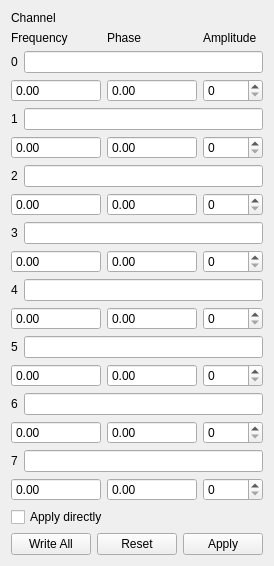
Above: ui/DDS.ui from MonroeQuantumNetworks/IonControl before the change. Below: the same form after it.
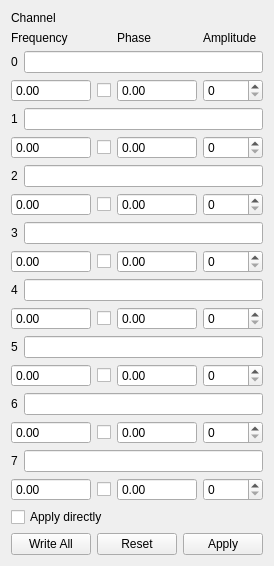
That is the form after the change. Custom widgets are drawn as their Qt base class.

Commit message: force frequency values to be even

Patch:
```diff
--- a/ui/DDS.ui
+++ b/ui/DDS.ui
@@ -7,7 +7,7 @@
     <x>0</x>
     <y>0</y>
     <width>263</width>
-    <height>532</height>
+    <height>549</height>
    </rect>
   </property>
   <property name="windowTitle">
@@ -26,7 +26,93 @@
    </item>
    <item>
     <layout class="QGridLayout" name="gridLayout">
-     <item row="14" column="0" colspan="3">
+     <item row="8" column="0">
+      <widget class="MagnitudeSpinBox" name="frequencyBox3">
+       <property name="sizePolicy">
+        <sizepolicy hsizetype="MinimumExpanding" vsizetype="Fixed">
+         <horstretch>0</horstretch>
+         <verstretch>0</verstretch>
+        </sizepolicy>
+       </property>
+       <property name="buttonSymbols">
+        <enum>QAbstractSpinBox::NoButtons</enum>
+       </property>
+      </widget>
+     </item>
+     <item row="6" column="2">
+      <widget class="MagnitudeSpinBox" name="phaseBox2">
+       <property name="sizePolicy">
+        <sizepolicy hsizetype="MinimumExpanding" vsizetype="Fixed">
+         <horstretch>0</horstretch>
+         <verstretch>0</verstretch>
+        </sizepolicy>
+       </property>
+       <property name="buttonSymbols">
+        <enum>QAbstractSpinBox::NoButtons</enum>
+       </property>
+      </widget>
+     </item>
+     <item row="6" column="0">
+      <widget class="MagnitudeSpinBox" name="frequencyBox2">
+       <property name="sizePolicy">
+        <sizepolicy hsizetype="MinimumExpanding" vsizetype="Fixed">
+         <horstretch>0</horstretch>
+         <verstretch>0</verstretch>
+        </sizepolicy>
+       </property>
+       <property name="buttonSymbols">
+        <enum>QAbstractSpinBox::NoButtons</enum>
+       </property>
+      </widget>
+     </item>
+     <item row="8" column="3">
+      <widget class="QSpinBox" name="amplitudeBox3">
+       <property name="minimumSize">
+        <size>
+         <width>60</width>
+         <height>0</height>
+        </size>
+       </property>
+       <property name="maximum">
+        <number>1023</number>
+       </property>
+      </widget>
+     </item>
+     <item row="9" column="0" colspan="4">
+      <layout class="QHBoxLayout" name="horizontalLayout_3">
+       <item>
+        <widget class="QLabel" name="label_9">
+         <property name="text">
+          <string>4</string>
+         </property>
+        </widget>
+       </item>
+       <item>
+        <widget class="QLineEdit" name="channelEdit4">
+         <property name="sizePolicy">
+          <sizepolicy hsizetype="MinimumExpanding" vsizetype="Fixed">
+           <horstretch>0</horstretch>
+           <verstretch>0</verstretch>
+          </sizepolicy>
+         </property>
+        </widget>
+       </item>
+      </layout>
+     </item>
+     <item row="10" column="2">
+      <widget class="MagnitudeSpinBox" name="phaseBox4">
+       <property name="sizePolicy">
+        <sizepolicy hsizetype="MinimumExpanding" vsizetype="Fixed">
+         <horstretch>0</horstretch>
+         <verstretch>0</verstretch>
+        </sizepolicy>
+       </property>
+       <property name="buttonSymbols">
+        <enum>QAbstractSpinBox::NoButtons</enum>
+       </property>
+      </widget>
+     </item>
+     <item row="14" column="0" colspan="4">
       <layout class="QHBoxLayout" name="horizontalLayout_9">
        <item>
         <widget class="QLabel" name="label_11">
@@ -47,7 +133,7 @@
        </item>
       </layout>
      </item>
-     <item row="15" column="1">
+     <item row="15" column="2">
       <widget class="MagnitudeSpinBox" name="phaseBox6">
        <property name="sizePolicy">
         <sizepolicy hsizetype="MinimumExpanding" vsizetype="Fixed">
@@ -73,7 +159,7 @@
        </property>
       </widget>
      </item>
-     <item row="15" column="2">
+     <item row="15" column="3">
       <widget class="QSpinBox" name="amplitudeBox6">
        <property name="minimumSize">
         <size>
@@ -86,8 +172,8 @@
        </property>
       </widget>
      </item>
-     <item row="10" column="1">
-      <widget class="MagnitudeSpinBox" name="phaseBox4">
+     <item row="10" column="0">
+      <widget class="MagnitudeSpinBox" name="frequencyBox4">
        <property name="sizePolicy">
         <sizepolicy hsizetype="MinimumExpanding" vsizetype="Fixed">
          <horstretch>0</horstretch>
@@ -99,7 +185,7 @@
        </property>
       </widget>
      </item>
-     <item row="11" column="0" colspan="3">
+     <item row="11" column="0" colspan="4">
       <layout class="QHBoxLayout" name="horizontalLayout_2">
        <item>
         <widget class="QLabel" name="label_10">
@@ -120,7 +206,7 @@
        </item>
       </layout>
      </item>
-     <item row="10" column="2">
+     <item row="10" column="3">
       <widget class="QSpinBox" name="amplitudeBox4">
        <property name="minimumSize">
         <size>
@@ -133,93 +219,7 @@
        </property>
       </widget>
      </item>
-     <item row="10" column="0">
-      <widget class="MagnitudeSpinBox" name="frequencyBox4">
-       <property name="sizePolicy">
-        <sizepolicy hsizetype="MinimumExpanding" vsizetype="Fixed">
-         <horstretch>0</horstretch>
-         <verstretch>0</verstretch>
-        </sizepolicy>
-       </property>
-       <property name="buttonSymbols">
-        <enum>QAbstractSpinBox::NoButtons</enum>
-       </property>
-      </widget>
-     </item>
-     <item row="9" column="0" colspan="3">
-      <layout class="QHBoxLayout" name="horizontalLayout_3">
-       <item>
-        <widget class="QLabel" name="label_9">
-         <property name="text">
-          <string>4</string>
-         </property>
-        </widget>
-       </item>
-       <item>
-        <widget class="QLineEdit" name="channelEdit4">
-         <property name="sizePolicy">
-          <sizepolicy hsizetype="MinimumExpanding" vsizetype="Fixed">
-           <horstretch>0</horstretch>
-           <verstretch>0</verstretch>
-          </sizepolicy>
-         </property>
-        </widget>
-       </item>
-      </layout>
-     </item>
-     <item row="8" column="2">
-      <widget class="QSpinBox" name="amplitudeBox3">
-       <property name="minimumSize">
-        <size>
-         <width>60</width>
-         <height>0</height>
-        </size>
-       </property>
-       <property name="maximum">
-        <number>1023</number>
-       </property>
-      </widget>
-     </item>
-     <item row="6" column="0">
-      <widget class="MagnitudeSpinBox" name="frequencyBox2">
-       <property name="sizePolicy">
-        <sizepolicy hsizetype="MinimumExpanding" vsizetype="Fixed">
-         <horstretch>0</horstretch>
-         <verstretch>0</verstretch>
-        </sizepolicy>
-       </property>
-       <property name="buttonSymbols">
-        <enum>QAbstractSpinBox::NoButtons</enum>
-       </property>
-      </widget>
-     </item>
-     <item row="6" column="1">
-      <widget class="MagnitudeSpinBox" name="phaseBox2">
-       <property name="sizePolicy">
-        <sizepolicy hsizetype="MinimumExpanding" vsizetype="Fixed">
-         <horstretch>0</horstretch>
-         <verstretch>0</verstretch>
-        </sizepolicy>
-       </property>
-       <property name="buttonSymbols">
-        <enum>QAbstractSpinBox::NoButtons</enum>
-       </property>
-      </widget>
-     </item>
-     <item row="8" column="0">
-      <widget class="MagnitudeSpinBox" name="frequencyBox3">
-       <property name="sizePolicy">
-        <sizepolicy hsizetype="MinimumExpanding" vsizetype="Fixed">
-         <horstretch>0</horstretch>
-         <verstretch>0</verstretch>
-        </sizepolicy>
-       </property>
-       <property name="buttonSymbols">
-        <enum>QAbstractSpinBox::NoButtons</enum>
-       </property>
-      </widget>
-     </item>
-     <item row="7" column="0" colspan="3">
+     <item row="7" column="0" colspan="4">
       <layout class="QHBoxLayout" name="horizontalLayout_4">
        <item>
         <widget class="QLabel" name="label_8">
@@ -240,7 +240,7 @@
        </item>
       </layout>
      </item>
-     <item row="5" column="0" colspan="3">
+     <item row="5" column="0" colspan="4">
       <layout class="QHBoxLayout" name="horizontalLayout_5">
        <item>
         <widget class="QLabel" name="label_7">
@@ -261,7 +261,7 @@
        </item>
       </layout>
      </item>
-     <item row="6" column="2">
+     <item row="6" column="3">
       <widget class="QSpinBox" name="amplitudeBox2">
        <property name="minimumSize">
         <size>
@@ -274,7 +274,7 @@
        </property>
       </widget>
      </item>
-     <item row="8" column="1">
+     <item row="8" column="2">
       <widget class="MagnitudeSpinBox" name="phaseBox3">
        <property name="sizePolicy">
         <sizepolicy hsizetype="MinimumExpanding" vsizetype="Fixed">
@@ -294,21 +294,21 @@
        </property>
       </widget>
      </item>
-     <item row="0" column="1">
+     <item row="0" column="2">
       <widget class="QLabel" name="label_2">
        <property name="text">
         <string>Phase</string>
        </property>
       </widget>
      </item>
-     <item row="0" column="2">
+     <item row="0" column="3">
       <widget class="QLabel" name="label_3">
        <property name="text">
         <string>Amplitude</string>
        </property>
       </widget>
      </item>
-     <item row="1" column="0" colspan="3">
+     <item row="1" column="0" colspan="4">
       <layout class="QHBoxLayout" name="horizontalLayout_7">
        <item>
         <widget class="QLabel" name="label_4">
@@ -348,20 +348,20 @@
        </property>
       </widget>
      </item>
-     <item row="2" column="1">
-      <widget class="MagnitudeSpinBox" name="phaseBox0">
-       <property name="sizePolicy">
-        <sizepolicy hsizetype="MinimumExpanding" vsizetype="Fixed">
-         <horstretch>2</horstretch>
-         <verstretch>0</verstretch>
-        </sizepolicy>
-       </property>
-       <property name="buttonSymbols">
-        <enum>QAbstractSpinBox::NoButtons</enum>
-       </property>
-      </widget>
-     </item>
      <item row="2" column="2">
+      <widget class="MagnitudeSpinBox" name="phaseBox0">
+       <property name="sizePolicy">
+        <sizepolicy hsizetype="MinimumExpanding" vsizetype="Fixed">
+         <horstretch>2</horstretch>
+         <verstretch>0</verstretch>
+        </sizepolicy>
+       </property>
+       <property name="buttonSymbols">
+        <enum>QAbstractSpinBox::NoButtons</enum>
+       </property>
+      </widget>
+     </item>
+     <item row="2" column="3">
       <widget class="QSpinBox" name="amplitudeBox0">
        <property name="minimumSize">
         <size>
@@ -374,7 +374,7 @@
        </property>
       </widget>
      </item>
-     <item row="3" column="0" colspan="3">
+     <item row="3" column="0" colspan="4">
       <layout class="QHBoxLayout" name="horizontalLayout_6">
        <item>
         <widget class="QLabel" name="label_6">
@@ -408,20 +408,20 @@
        </property>
       </widget>
      </item>
-     <item row="4" column="1">
-      <widget class="MagnitudeSpinBox" name="phaseBox1">
-       <property name="sizePolicy">
-        <sizepolicy hsizetype="MinimumExpanding" vsizetype="Fixed">
-         <horstretch>0</horstretch>
-         <verstretch>0</verstretch>
-        </sizepolicy>
-       </property>
-       <property name="buttonSymbols">
-        <enum>QAbstractSpinBox::NoButtons</enum>
-       </property>
-      </widget>
-     </item>
      <item row="4" column="2">
+      <widget class="MagnitudeSpinBox" name="phaseBox1">
+       <property name="sizePolicy">
+        <sizepolicy hsizetype="MinimumExpanding" vsizetype="Fixed">
+         <horstretch>0</horstretch>
+         <verstretch>0</verstretch>
+        </sizepolicy>
+       </property>
+       <property name="buttonSymbols">
+        <enum>QAbstractSpinBox::NoButtons</enum>
+       </property>
+      </widget>
+     </item>
+     <item row="4" column="3">
       <widget class="QSpinBox" name="amplitudeBox1">
        <property name="minimumSize">
         <size>
@@ -447,20 +447,20 @@
        </property>
       </widget>
      </item>
-     <item row="12" column="1">
-      <widget class="MagnitudeSpinBox" name="phaseBox5">
-       <property name="sizePolicy">
-        <sizepolicy hsizetype="MinimumExpanding" vsizetype="Fixed">
-         <horstretch>0</horstretch>
-         <verstretch>0</verstretch>
-        </sizepolicy>
-       </property>
-       <property name="buttonSymbols">
-        <enum>QAbstractSpinBox::NoButtons</enum>
-       </property>
-      </widget>
-     </item>
      <item row="12" column="2">
+      <widget class="MagnitudeSpinBox" name="phaseBox5">
+       <property name="sizePolicy">
+        <sizepolicy hsizetype="MinimumExpanding" vsizetype="Fixed">
+         <horstretch>0</horstretch>
+         <verstretch>0</verstretch>
+        </sizepolicy>
+       </property>
+       <property name="buttonSymbols">
+        <enum>QAbstractSpinBox::NoButtons</enum>
+       </property>
+      </widget>
+     </item>
+     <item row="12" column="3">
       <widget class="QSpinBox" name="amplitudeBox5">
        <property name="minimumSize">
         <size>
@@ -473,7 +473,7 @@
        </property>
       </widget>
      </item>
-     <item row="18" column="2">
+     <item row="18" column="3">
       <widget class="QSpinBox" name="amplitudeBox7">
        <property name="minimumSize">
         <size>
@@ -486,7 +486,7 @@
        </property>
       </widget>
      </item>
-     <item row="18" column="1">
+     <item row="18" column="2">
       <widget class="MagnitudeSpinBox" name="phaseBox7">
        <property name="sizePolicy">
         <sizepolicy hsizetype="MinimumExpanding" vsizetype="Fixed">
@@ -512,7 +512,7 @@
        </property>
       </widget>
      </item>
-     <item row="17" column="0" colspan="3">
+     <item row="17" column="0" colspan="4">
       <layout class="QHBoxLayout" name="horizontalLayout_10">
        <item>
         <widget class="QLabel" name="label_12">
@@ -533,6 +533,62 @@
        </item>
       </layout>
      </item>
+     <item row="2" column="1">
+      <widget class="QCheckBox" name="evenBox0">
+       <property name="text">
+        <string/>
+       </property>
+      </widget>
+     </item>
+     <item row="4" column="1">
+      <widget class="QCheckBox" name="evenBox1">
+       <property name="text">
+        <string/>
+       </property>
+      </widget>
+     </item>
+     <item row="6" column="1">
+      <widget class="QCheckBox" name="evenBox2">
+       <property name="text">
+        <string/>
+       </property>
+      </widget>
+     </item>
+     <item row="8" column="1">
+      <widget class="QCheckBox" name="evenBox3">
+       <property name="text">
+        <string/>
+       </property>
+      </widget>
+     </item>
+     <item row="10" column="1">
+      <widget class="QCheckBox" name="evenBox4">
+       <property name="text">
+        <string/>
+       </property>
+      </widget>
+     </item>
+     <item row="12" column="1">
+      <widget class="QCheckBox" name="evenBox5">
+       <property name="text">
+        <string/>
+       </property>
+      </widget>
+     </item>
+     <item row="15" column="1">
+      <widget class="QCheckBox" name="evenBox6">
+       <property name="text">
+        <string/>
+       </property>
+      </widget>
+     </item>
+     <item row="18" column="1">
+      <widget class="QCheckBox" name="evenBox7">
+       <property name="text">
+        <string/>
+       </property>
+      </widget>
+     </item>
     </layout>
    </item>
    <item>
```
The commit also changes 2 other files.
